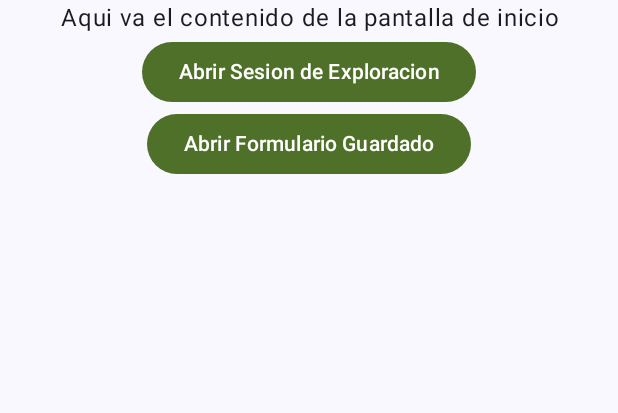
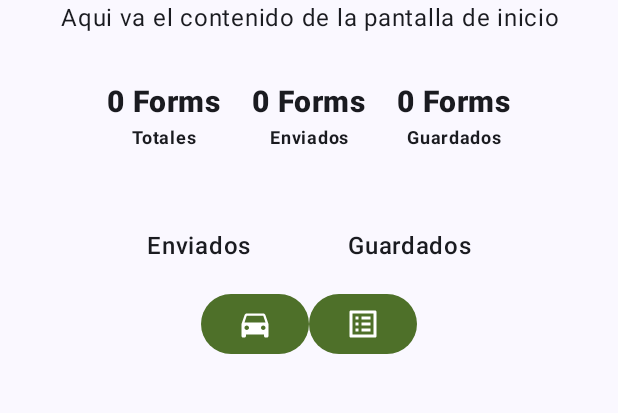
Before and after one commit to EfrainH2O/RoboRanger_APP, an Android app built with Jetpack Compose: the HomeScreen screen opened through its navigation route, on a phone screen of 412 x 824 dp, the part 96-509 px from its top. Run offline under Robolectric (Android 15) with nearby library versions, the phone set to English and light mode, and no system bars.

Commit message:
Added new button type and initial changes to UI in Home and Login

```diff
--- a/app/src/main/java/com/example/roboranger/ui/components/RoboRangerContainedButton.kt
+++ b/app/src/main/java/com/example/roboranger/ui/components/RoboRangerContainedButton.kt
@@ -2,10 +2,12 @@ package com.example.roboranger.ui.components
 
 import androidx.compose.material3.Button
 import androidx.compose.material3.ButtonDefaults
+import androidx.compose.material3.Icon
 import androidx.compose.material3.Text
 import androidx.compose.runtime.Composable
 import androidx.compose.ui.Modifier
 import androidx.compose.ui.graphics.Color
+import androidx.compose.ui.graphics.vector.ImageVector
 import androidx.compose.ui.text.style.TextAlign
 
 @Composable
@@ -28,3 +30,24 @@ fun RoboRangerButton(
         )
     }
 }
+
+@Composable
+fun RoboRangerButtonIcon(
+    icon: ImageVector,
+    onClick: () -> Unit,
+    modifier: Modifier = Modifier
+) {
+    Button(
+        onClick = onClick,
+        modifier = modifier,
+        colors = ButtonDefaults.buttonColors(
+            containerColor = Color(0xFF4E7029),
+            contentColor = Color.White
+        )
+    ) {
+        Icon(
+            imageVector = icon,
+            contentDescription = null
+        )
+    }
+}
--- a/app/src/main/java/com/example/roboranger/ui/views/auth/LogInScreen.kt
+++ b/app/src/main/java/com/example/roboranger/ui/views/auth/LogInScreen.kt
@@ -15,6 +15,7 @@ import androidx.compose.ui.Alignment
 import androidx.compose.ui.Modifier
 import androidx.compose.ui.res.stringResource
 import androidx.compose.ui.text.style.TextAlign
+import androidx.compose.ui.tooling.preview.Preview
 import com.example.roboranger.R
 import com.example.roboranger.ui.components.RoboRangerTopAppBar
 import com.example.roboranger.navigation.NavigationDestination
@@ -77,3 +78,11 @@ fun LogInBody(
         )
     }
 }
+
+@Preview(showBackground = true)
+@Composable
+fun LogInBodyPreview(){
+    LogInBody(
+        onNavigateHome = {}
+    )
+}
--- a/app/src/main/java/com/example/roboranger/ui/views/home/HomeScreen.kt
+++ b/app/src/main/java/com/example/roboranger/ui/views/home/HomeScreen.kt
@@ -1,10 +1,22 @@
 package com.example.roboranger.ui.views.home
 
+import android.graphics.Color
+import android.graphics.fonts.FontStyle
+import androidx.compose.foundation.layout.Box
 import androidx.compose.foundation.layout.Column
+import androidx.compose.foundation.layout.Row
+import androidx.compose.foundation.layout.Spacer
 import androidx.compose.foundation.layout.fillMaxWidth
 import androidx.compose.foundation.layout.padding
+import androidx.compose.foundation.lazy.grid.GridCells
+import androidx.compose.foundation.lazy.grid.LazyVerticalGrid
 import androidx.compose.foundation.rememberScrollState
 import androidx.compose.foundation.verticalScroll
+import androidx.compose.material.icons.Icons
+import androidx.compose.material.icons.filled.ControlCamera
+import androidx.compose.material.icons.filled.DirectionsCar
+import androidx.compose.material.icons.filled.ListAlt
+import androidx.compose.material.icons.filled.Pages
 import androidx.compose.material3.Button
 import androidx.compose.material3.ExperimentalMaterial3Api
 import androidx.compose.material3.Scaffold
@@ -14,11 +26,16 @@ import androidx.compose.runtime.Composable
 import androidx.compose.ui.Alignment
 import androidx.compose.ui.Modifier
 import androidx.compose.ui.res.stringResource
+import androidx.compose.ui.text.font.FontWeight
 import androidx.compose.ui.text.style.TextAlign
+import androidx.compose.ui.tooling.preview.Preview
+import androidx.compose.ui.unit.dp
+import androidx.compose.ui.unit.sp
 import com.example.roboranger.R
 import com.example.roboranger.ui.components.RoboRangerTopAppBar
 import com.example.roboranger.navigation.NavigationDestination
 import com.example.roboranger.ui.components.RoboRangerButton
+import com.example.roboranger.ui.components.RoboRangerButtonIcon
 
 object HomeDestination : NavigationDestination {
     override val route = "home"
@@ -50,7 +67,8 @@ fun HomeScreen(
         }
     ) { innerPadding ->
         HomeBody(
-            modifier = modifier.padding(innerPadding)
+            modifier = modifier
+                .padding(innerPadding)
                 .verticalScroll(rememberScrollState())
                 .fillMaxWidth(),
             onNavigateControl = navigateToControl,
@@ -72,13 +90,94 @@ fun HomeBody(
             text = "Aqui va el contenido de la pantalla de inicio",
             textAlign = TextAlign.Center,
         )
-        RoboRangerButton(
-            text = "Abrir Sesion de Exploracion",
-            onClick = onNavigateControl
+
+        Row(
+            modifier = Modifier
+                .padding(vertical = 32.dp),
+        ) {
+            FormsText(text = "Totales")
+            Spacer(Modifier.padding(horizontal = 10.dp))
+            FormsText(text = "Enviados")
+            Spacer(Modifier.padding(horizontal = 10.dp))
+            FormsText(text = "Guardados")
+        }
+
+        Row(
+            modifier = Modifier
+                .padding(16.dp)
+        ) {
+            Text("Enviados",
+                modifier = Modifier,
+                fontWeight = FontWeight.SemiBold,
+                fontSize = 16.sp,
+                )
+            Spacer(Modifier.padding(horizontal = 32.dp))
+            Text("Guardados",
+                modifier = Modifier,
+                fontWeight = FontWeight.SemiBold,
+                fontSize = 16.sp,
+                )
+        }
+
+
+
+
+
+        Row() {
+            RoboRangerButtonIcon(
+                icon = Icons.Filled.DirectionsCar,
+                onClick = onNavigateControl
+            )
+            RoboRangerButtonIcon(
+                icon = Icons.Filled.ListAlt,
+                onClick = onNavigateFormDetails
+            )
+        }
+    }
+}
+
+
+@Composable
+fun FormsGrid(
+
+) {
+    LazyVerticalGrid(
+        columns = GridCells.Fixed(2),
+        modifier = Modifier.padding(vertical = 24.dp),
+    ) {
+
+    }
+}
+
+@Composable
+fun FormsText(
+    modifier: Modifier = Modifier,
+    numForms: Int = 0,
+    colorText: Int = Color.BLACK,
+    text: String = "Tipo"
+) {
+    Column(
+    ) {
+        Text("$numForms Forms",
+            Modifier.align(Alignment.CenterHorizontally),
+            fontWeight = FontWeight.ExtraBold,
+            fontSize = 20.sp
         )
-        RoboRangerButton(
-            text = "Abrir Formulario Guardado",
-            onClick = onNavigateFormDetails
+        Text(text,
+            Modifier.align(Alignment.CenterHorizontally),
+            fontWeight = FontWeight.Bold,
+            fontSize = 12.sp
         )
     }
 }
+
+@Preview(showBackground = true)
+@Composable
+fun HomeBodyPreview() {
+    HomeScreen(
+        navigateToControl = {},
+        navigateToFormDetails = {},
+        onNavigateSettings = {}
+
+    )
+}
```
